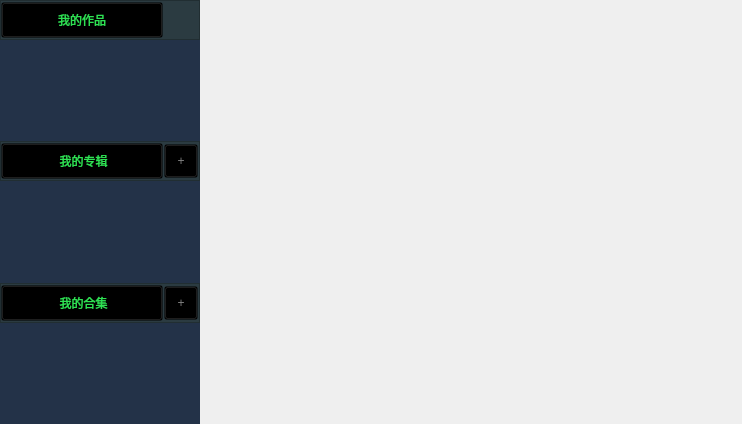
Before: the Qt Designer form VideoPlayer/creator/mywork/DoneWorks.ui in huizhang556/pc-video-player, drawn with Qt 5.
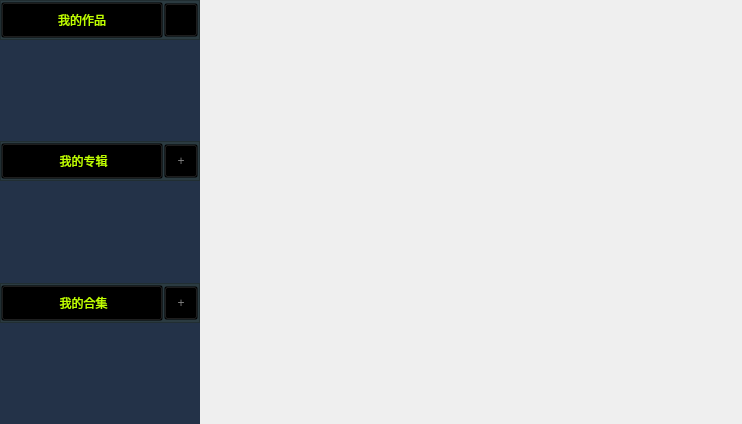
After: the same form once the commit is applied. The open tabs and pages were chosen to show the change. Icons and pictures are not drawn.

The edit to the form file:
```diff
--- a/VideoPlayer/creator/mywork/DoneWorks.ui
+++ b/VideoPlayer/creator/mywork/DoneWorks.ui
@@ -31,6 +31,9 @@
    </property>
    <item>
     <layout class="QHBoxLayout" name="horizontalLayout_21">
+     <property name="spacing">
+      <number>5</number>
+     </property>
      <item>
       <widget class="QWidget" name="widget_leftlist" native="true">
        <property name="minimumSize">
@@ -136,12 +139,18 @@
                <property name="styleSheet">
                 <string notr="true">QPushButton
 {
-color: #2ee253;
+color: #c0ff02;
 text-align: center;
 font: 800 18px &quot;微软雅黑&quot;;
 background-color: transparent;
 }
 
+QPushButton:checked
+{
+color: red;
+}
+
+
 </string>
                </property>
                <property name="text">
@@ -166,17 +175,20 @@
                <property name="styleSheet">
                 <string notr="true">QPushButton
 {
-border: none;
-margin:5px;
-/*background: url(:/images/player/player_itemlist_rmenu.png) no-repeat no-repeat center center;*/
-background-color: rgb(43, 59, 65,1.0);
+margin: 1px;
+/*border-image: url(:/images/icon/addTab.png);*/
+color: #fc011a;
+text-align: center;
+font: 400 15px &quot;微软雅黑&quot;;
+background-color: transparent;
 }
+
 QPushButton:hover
 {
-background-color: rgb(43, 59, 65,0.8);
-}
-
-</string>
+color: white;
+/*border-image: url(:/images/icon/addTab_white.png);*/
+background-color: transparent;
+}</string>
                </property>
                <property name="text">
                 <string/>
@@ -281,11 +293,18 @@
                <property name="styleSheet">
                 <string notr="true">QPushButton
 {
-color: #2ee253;
+color: #c0ff02;
 text-align: center;
 font: 800 18px &quot;微软雅黑&quot;;
 background-color: transparent;
 }
+
+QPushButton:checked
+{
+color: red;
+}
+
+
 </string>
                </property>
                <property name="text">
@@ -438,11 +457,18 @@
                <property name="styleSheet">
                 <string notr="true">QPushButton
 {
-color: #2ee253;
+color: #c0ff02;
 text-align: center;
 font: 800 18px &quot;微软雅黑&quot;;
 background-color: transparent;
 }
+
+QPushButton:checked
+{
+color: red;
+}
+
+
 </string>
                </property>
                <property name="text">
```
Left out of the diff: 4 changed lines with no effect on the pictures.
